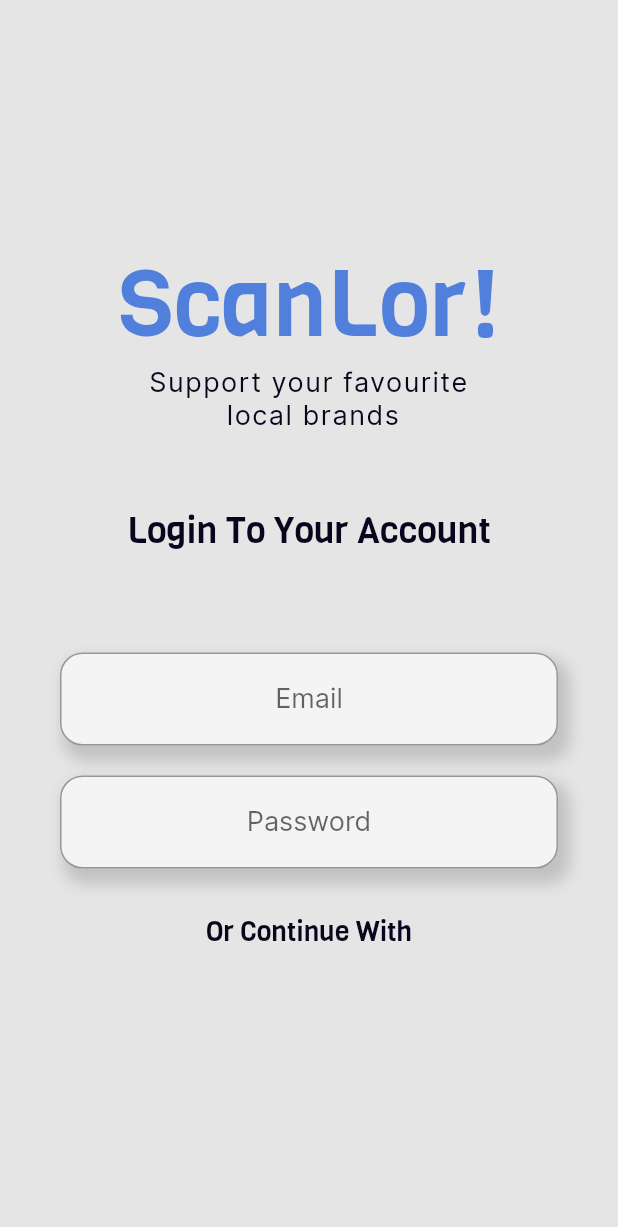
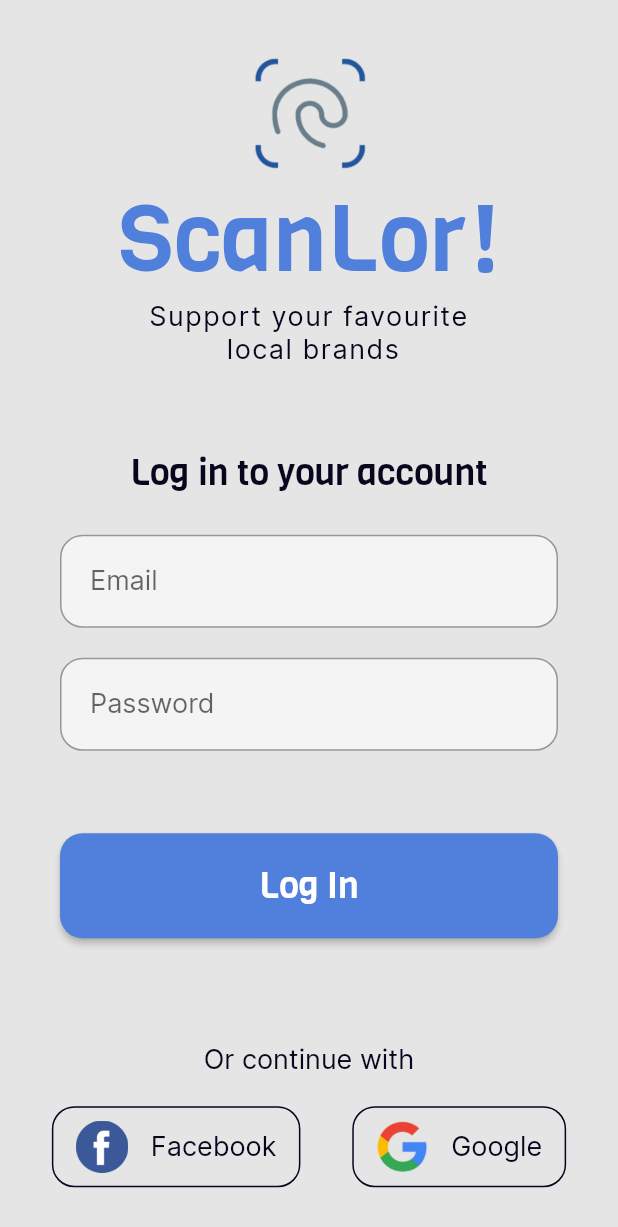
Before and after one commit to yonglert/Citi_HackOverFlow_2021, a Flutter app: the screen it shows after launch, on a phone screen of 412 x 824 dp. Shown: the top 1227 px of the screen. Run offline on Flutter 3.47's test engine with Material 2 defaults, Android fonts, the phone set to English and light mode, and no system bars; missing offline and left inert: dart:ffi.

Commit message:
finalised login page

```diff
--- a/citi_hackathon/lib/login/login.dart
+++ b/citi_hackathon/lib/login/login.dart
@@ -23,6 +23,12 @@ class LoginPage extends StatelessWidget {
                     children: <Widget>[
                       Center(
                         child: Container(
+                          height: 85,
+                          width: 85,
+                          child: Image.asset('images/logo.png'),
+                        )
+                      ),
+                      Container(
                         child: Text(
                             "ScanLor!",
                             style: TextStyle(
@@ -31,7 +37,6 @@ class LoginPage extends StatelessWidget {
                                 fontFamily: 'viga_regular',
                                 letterSpacing: 0.5
                             )
-                          ),
                         ),
                       ),
                       Container(
@@ -45,11 +50,11 @@ class LoginPage extends StatelessWidget {
                             ),
                           textAlign: TextAlign.center,
                         ),
-                        margin: const EdgeInsets.fromLTRB(10,0,10,45),
+                        margin: const EdgeInsets.fromLTRB(10,0,10,50),
                       ),
                       Container(
                         child: Text(
-                          "Login To Your Account",
+                          "Log in to your account",
                           style: TextStyle(
                               color: black,
                               fontSize: 24,
@@ -66,26 +71,19 @@ class LoginPage extends StatelessWidget {
                               fontFamily: 'inter',
                               fontSize: 18,
                             ),
-                            textAlign: TextAlign.center,
+                            textAlign: TextAlign.left,
                             decoration: InputDecoration(
                               border: OutlineInputBorder(
                                   borderRadius: BorderRadius.circular(15)
                               ),
                               hintText: "Email",
+                              contentPadding: EdgeInsets.fromLTRB(20, 20, 0, 20),
                             )
                         ),
-                        margin: const EdgeInsets.fromLTRB(40,60,40,0),
+                        margin: const EdgeInsets.fromLTRB(40,20,40,0),
                         decoration: new BoxDecoration(
                             color: containerWhite,
                             borderRadius: BorderRadius.circular(15),
-                            boxShadow: [
-                              BoxShadow(
-                                color: Colors.grey.withOpacity(0.5),
-                                spreadRadius: 3,
-                                blurRadius: 8,
-                                offset: Offset(5,7)
-                              )
-                            ]
                         ),
                       ),
                       // Password Container
@@ -95,11 +93,12 @@ class LoginPage extends StatelessWidget {
                               fontFamily: 'inter',
                               fontSize: 18,
                             ),
-                            textAlign: TextAlign.center,
+                            textAlign: TextAlign.left,
                             decoration: InputDecoration(
                               border: OutlineInputBorder(
                                   borderRadius: BorderRadius.circular(15)
                               ),
+                              contentPadding: EdgeInsets.fromLTRB(20, 20, 0, 20),
                               hintText: "Password",
                             )
                         ),
@@ -107,31 +106,115 @@ class LoginPage extends StatelessWidget {
                         decoration: new BoxDecoration(
                             color: containerWhite,
                             borderRadius: BorderRadius.circular(15),
-                            boxShadow: [
-                              BoxShadow(
-                                  color: Colors.grey.withOpacity(0.5),
-                                  spreadRadius: 3,
-                                  blurRadius: 8,
-                                  offset: Offset(5,7)
+
+                        ),
+                      ),
+                      Container(
+                        padding: EdgeInsets.fromLTRB(40, 55, 40, 50),
+                        child: ElevatedButton(
+                            onPressed: (){},
+                            style: ElevatedButton.styleFrom(
+                              primary: blue,
+                              padding: EdgeInsets.fromLTRB(15, 5, 15, 5),
+                              fixedSize: Size(450, 70),
+                              shape: RoundedRectangleBorder(
+                                borderRadius: BorderRadius.circular(15)
                               )
-                            ]
+                            ),
+                            child: Text(
+                                'Log In',
+                              style: TextStyle(
+                                fontFamily: 'viga_regular',
+                                fontSize: 24,
+                              ),
+                            ),
                         ),
                       ),
                       Container(
                         child: Text(
-                          'Or Continue With',
+                          'Or continue with',
                           style: TextStyle(
                             color: black,
                             fontSize: 18,
-                            fontFamily: 'viga_regular',
+                            fontFamily: 'inter',
                           ),
                           textAlign: TextAlign.center,
                         ),
-                        margin: const EdgeInsets.all(30)
+                        margin: const EdgeInsets.fromLTRB(0, 20, 0, 20)
+                      ),
+                      Row(
+                        mainAxisAlignment: MainAxisAlignment.spaceEvenly,
+                          children: <Widget>[
+                            Container(
+                              padding: EdgeInsets.fromLTRB(15, 0, 0, 0),
+                                child: Row(
+                                    children: <Widget>[
+                                      Container(
+                                        height: 35,
+                                        width: 35,
+                                        child: Image.asset('images/facebook.png'),
+                                      ),
+                                      Container(
+                                        padding: EdgeInsets.fromLTRB(15, 15, 15, 15),
+                                        child: Text(
+                                          'Facebook',
+                                          style: TextStyle(
+                                            color: black,
+                                            fontSize: 18,
+                                            fontFamily: 'inter',
+                                          ),
+                                        ),
+                                      )
+                                    ]
+                                ),
+                              decoration: BoxDecoration(
+                                borderRadius: BorderRadius.circular(15),
+                                border: Border.all(
+                                  color: black,
+                                  width: 1,
+                                ),
+
+                              ),
+
+                            ),
+                            Container(
+                              padding: EdgeInsets.fromLTRB(15, 0, 0, 0),
+                              child: Row(
+                                  children: <Widget>[
+                                    Container(
+                                      height: 35,
+                                      width: 35,
+                                      child: Image.asset('images/google.png'),
+                                    ),
+                                    Container(
+                                      padding: EdgeInsets.fromLTRB(15, 15, 15, 15),
+                                      child: Text(
+                                        'Google',
+                                        style: TextStyle(
+                                          color: black,
+                                          fontSize: 18,
+                                          fontFamily: 'inter',
+                                        ),
+                                      ),
+                                    )
+                                  ]
+                              ),
+                              decoration: BoxDecoration(
+                                borderRadius: BorderRadius.circular(15),
+                                border: Border.all(
+                                  color: black,
+                                  width: 1,
+                                ),
+
+                              ),
+
+                            ),
+                          ]
                       ),
 
                     ],
                   ),
+
                 ]
             )
         )
```
Also changed, not shown: citi_hackathon/images/logo.png (added), 1 other file. Lines whose indentation alone changed are shown as unchanged.
